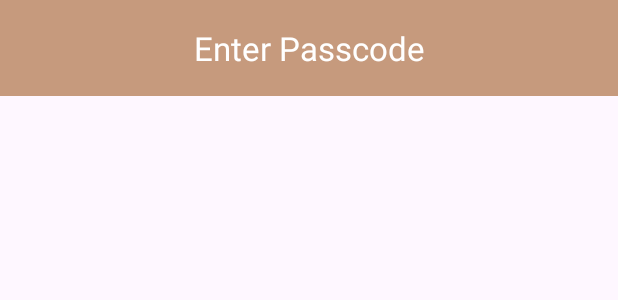
After one commit to antandbuffalo/QuickNote, an Android app: the layout activity_add_current_device.xml on its own in the app's theme, with its tools: preview values and no code run, on a phone screen of 412 x 824 dp. The commit adds this screen. Shown: the top 300 px of the screen. Run offline under Robolectric (Android 15) with nearby library versions, the phone set to English and light mode, and no system bars.

Commit message:
added enter passcode screen

```diff
--- a/app/src/main/AndroidManifest.xml
+++ b/app/src/main/AndroidManifest.xml
@@ -16,6 +16,9 @@
         android:supportsRtl="true"
         android:theme="@style/Theme.QuickNote"
         tools:targetApi="31">
+        <activity
+            android:name=".AddCurrentDevice"
+            android:exported="false" />
         <activity
             android:name=".AddNewDevice"
             android:exported="false" />
--- /dev/null
+++ b/app/src/main/res/layout/activity_add_current_device.xml
@@ -0,0 +1,27 @@
+<?xml version="1.0" encoding="utf-8"?>
+<androidx.constraintlayout.widget.ConstraintLayout xmlns:android="http://schemas.android.com/apk/res/android"
+    xmlns:app="http://schemas.android.com/apk/res-auto"
+    xmlns:tools="http://schemas.android.com/tools"
+    android:layout_width="match_parent"
+    android:layout_height="match_parent"
+    tools:context=".AddCurrentDevice">
+
+    <com.google.android.material.appbar.AppBarLayout
+        android:id="@+id/appBarLayout"
+        android:layout_width="match_parent"
+        android:layout_height="wrap_content"
+        android:fitsSystemWindows="true"
+        app:layout_constraintTop_toTopOf="parent">
+
+        <com.google.android.material.appbar.MaterialToolbar
+            android:id="@+id/toolbar"
+            android:layout_width="match_parent"
+            android:layout_height="?attr/actionBarSize"
+            android:background="?attr/colorPrimary"
+            app:title="Enter Passcode"
+            app:titleCentered="true"
+            app:titleTextColor="?attr/colorOnPrimary" />
+
+    </com.google.android.material.appbar.AppBarLayout>
+
+</androidx.constraintlayout.widget.ConstraintLayout>
```
Also changed, not shown: app/src/main/java/com/antandbuffalo/quicknote/AddCurrentDevice.java (added, +26 -0 lines), app/src/main/java/com/antandbuffalo/quicknote/SyncSetting.java (+9 -0 lines), app/src/main/res/layout/activity_sync_setting.xml (+5 -3 lines).
